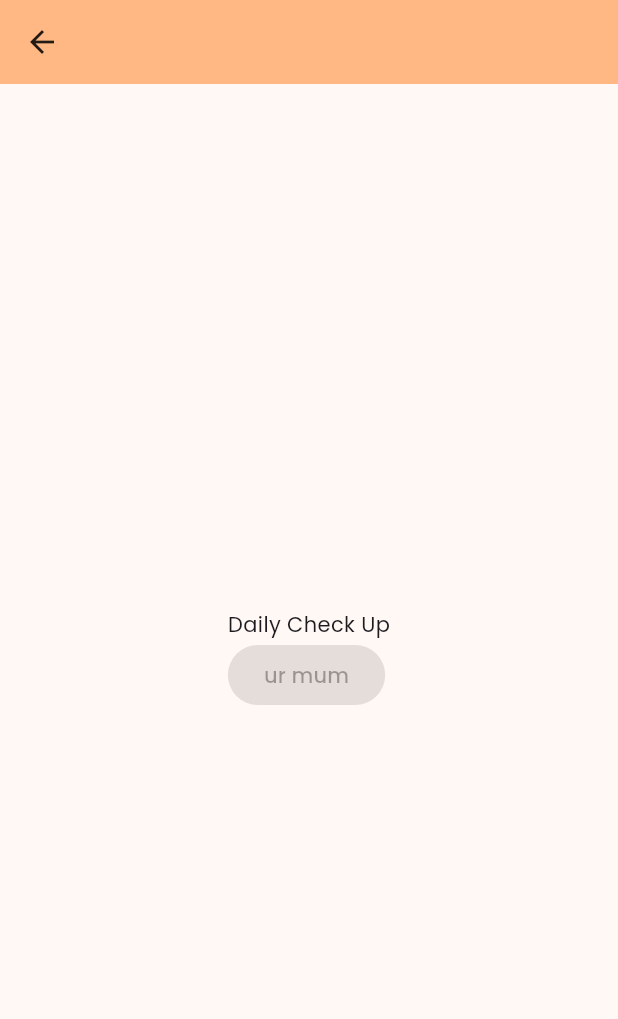
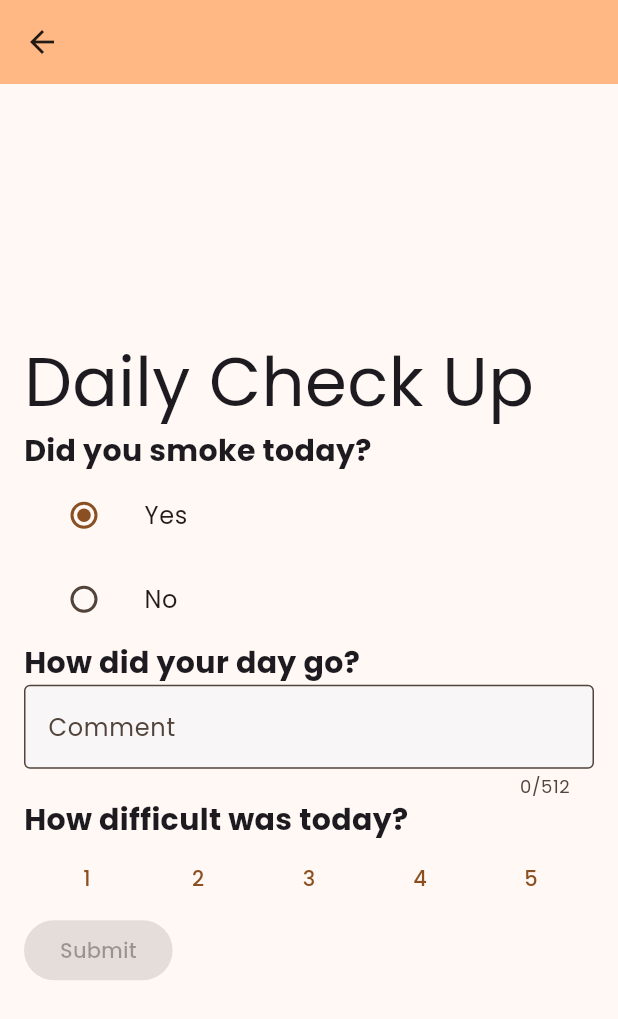
Before and after one commit to Toby-van-Berkum/stopit_frontend, a Flutter app: the CheckInPage screen opened directly with empty values, on a phone screen of 412 x 824 dp. Shown: the top 1019 px of the screen. Run offline on Flutter 3.47's test engine with Material 3 defaults, Android fonts, the phone set to English and light mode, and no system bars; our stand-ins replace google_fonts.

Commit message:
worked on checkin_page

```diff
--- a/lib/pages/checkin_page.dart
+++ b/lib/pages/checkin_page.dart
@@ -10,7 +10,12 @@ class CheckInPage extends StatefulWidget {
   State<CheckInPage> createState() => _CheckInPageState();
 }
 
+enum HasSmoked { yes, no }
+enum Difficulty {VERY_HARD,HARD,MEDIUM,EASY,VERY_EASY}
+
 class _CheckInPageState extends State<CheckInPage> {
+  HasSmoked? _answer = HasSmoked.yes;
+
   @override
   Widget build(BuildContext context) {
     return Scaffold(
@@ -30,11 +35,55 @@ class _CheckInPageState extends State<CheckInPage> {
             mainAxisAlignment: MainAxisAlignment.center,
             crossAxisAlignment: CrossAxisAlignment.start,
             children: <Widget>[
-              Text("Daily Check Up"),
-              //TODO: Add has Smoked (yes/no) buttons
+              Text("Daily Check Up", style: AppStyles.headerStyle(),),
+              Text("Did you smoke today?", style: AppStyles.labelStyle(),),
+              ListTile(
+                title: const Text('Yes'),
+                leading: Radio<HasSmoked>(
+                  value: HasSmoked.yes,
+                  groupValue: _answer,
+                  onChanged: (HasSmoked? value) {
+                    setState(() {
+                      _answer = value;
+                    });
+                  },
+                ),
+              ),
+              ListTile(
+                title: const Text('No'),
+                leading: Radio<HasSmoked>(
+                  value: HasSmoked.no,
+                  groupValue: _answer,
+                  onChanged: (HasSmoked? value) {
+                    setState(() {
+                      _answer = value;
+                    });
+                  },
+                ),
+              ),
+              Text("How did your day go?", style: AppStyles.labelStyle(),),
+              TextField(
+                keyboardType: TextInputType.multiline,
+                minLines: 1,
+                maxLines: 7,
+                maxLength: 512,
+                decoration: AppStyles.inputStyle("Comment"),
+              ),
+              Text("How difficult was today?", style: AppStyles.labelStyle(),),
+              OverflowBar(
+                alignment: MainAxisAlignment.spaceEvenly,
+                children: <Widget>[
+                  TextButton( child: const Text('1'), onPressed: () {}),
+                  TextButton( child: const Text('2'), onPressed: () {}),
+                  TextButton( child: const Text('3'), onPressed: () {}),
+                  TextButton( child: const Text('4'), onPressed: () {}),
+                  TextButton( child: const Text('5'), onPressed: () {})
+                ],
+              ),
+              //TODO: Add "has Smoked" (yes/no) buttons
               //TODO: Add a comment field
               //TODO: Add difficulty scale (VERY_HARD,HARD,MEDIUM,EASY,VERY_EASY)
-              ElevatedButton(onPressed: null, child: Text("ur mum"))
+              ElevatedButton(onPressed: null, child: Text("Submit"))
             ],
           ),
         ),
--- a/lib/pages/globals.dart
+++ b/lib/pages/globals.dart
@@ -50,6 +50,10 @@ class AppStyles {
     );
   }
 
+  static TextStyle headerStyle() {
+    return const TextStyle(fontSize: 45);
+  }
+
   static ButtonStyle largeButton(BuildContext context) {
     return ElevatedButton.styleFrom(
         backgroundColor: AppColors.primaryColor,
@@ -89,3 +93,9 @@ class SingleCard extends StatelessWidget {
     );
   }
 }
+
+class Components {
+  static Radio? radioButton() {
+    return null;
+  }
+}
--- a/lib/pages/login_page.dart
+++ b/lib/pages/login_page.dart
@@ -25,9 +25,7 @@ class _LoginPageState extends State<LoginPage> {
         backgroundColor: Theme.of(context).colorScheme.inversePrimary,
       title: Text(
         widget.title,
-        style: const TextStyle(
-        fontWeight: FontWeight.bold,
-        ),
+        style: AppStyles.labelStyle()
       ),
       ),
       body: Center(
@@ -37,7 +35,7 @@ class _LoginPageState extends State<LoginPage> {
             mainAxisAlignment: MainAxisAlignment.center,
             crossAxisAlignment: CrossAxisAlignment.start,
             children: <Widget>[
-              const Text("Login", style: TextStyle(fontSize: 45),),
+              Text("Login", style: AppStyles.headerStyle(),),
               const SizedBox(height: 50,),
               Text(
                 "Email",
```
